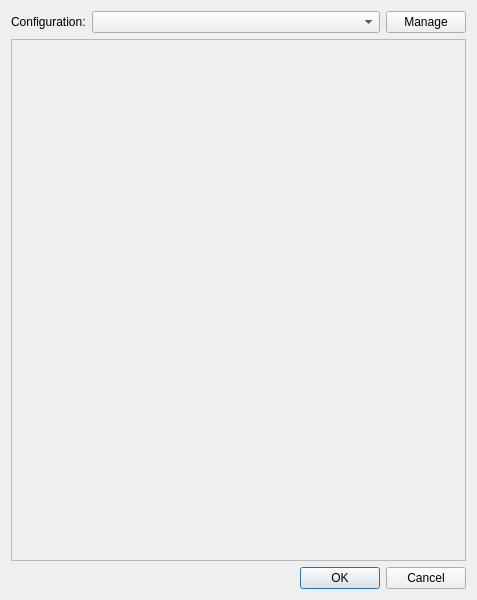
First picture: the form in src/appleseed.studio/mainwindow/rendersettingswindow.ui, repository appleseedhq/appleseed, before the edit.
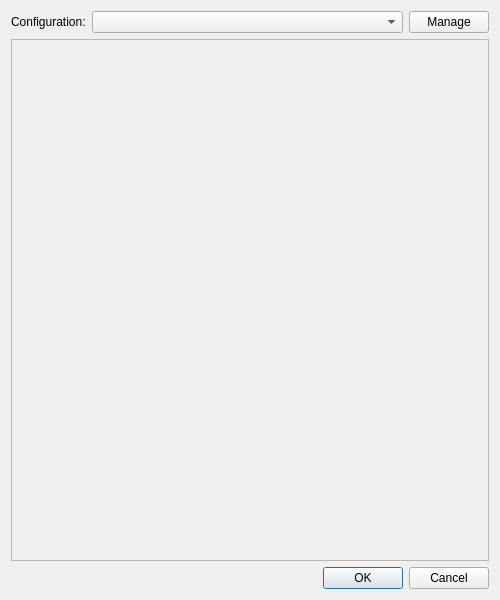
Second picture: the form after the edit.

Commit message: implementing render settings dialog, work in progress.

The edit to the form file:
```diff
--- a/src/appleseed.studio/mainwindow/rendersettingswindow.ui
+++ b/src/appleseed.studio/mainwindow/rendersettingswindow.ui
@@ -2,18 +2,20 @@
 <ui version="4.0">
  <class>RenderSettingsWindow</class>
  <widget class="QWidget" name="RenderSettingsWindow">
+  <property name="geometry">
+   <rect>
+    <x>0</x>
+    <y>0</y>
+    <width>500</width>
+    <height>600</height>
+   </rect>
+  </property>
   <property name="minimumSize">
    <size>
-    <width>477</width>
+    <width>500</width>
     <height>600</height>
    </size>
   </property>
-  <property name="maximumSize">
-   <size>
-    <width>477</width>
-    <height>16777215</height>
-   </size>
-  </property>
   <property name="windowTitle">
    <string>Render Settings</string>
   </property>
@@ -57,6 +59,14 @@
       <bool>true</bool>
      </property>
      <widget class="QWidget" name="scrollareawidget">
+      <property name="geometry">
+       <rect>
+        <x>0</x>
+        <y>0</y>
+        <width>480</width>
+        <height>520</height>
+       </rect>
+      </property>
       <layout class="QVBoxLayout" name="verticalLayout_3">
        <property name="sizeConstraint">
         <enum>QLayout::SetFixedSize</enum>
@@ -68,7 +78,7 @@
          </property>
          <property name="sizeHint" stdset="0">
           <size>
-           <width>420</width>
+           <width>440</width>
            <height>0</height>
           </size>
          </property>
```
The commit also changes 1 other file.
